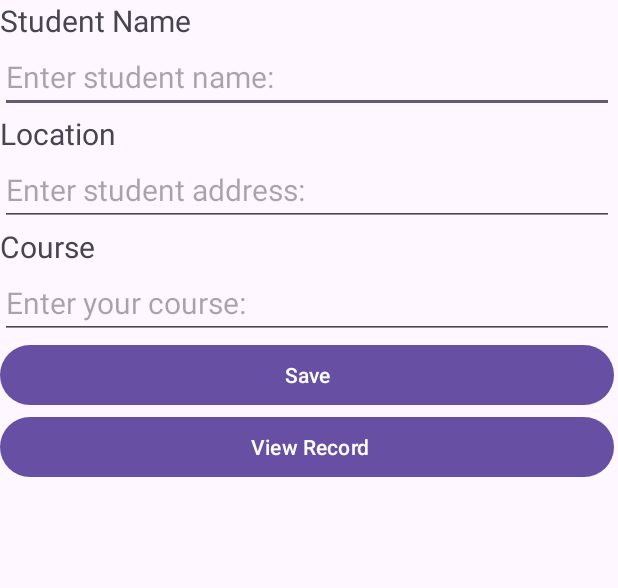
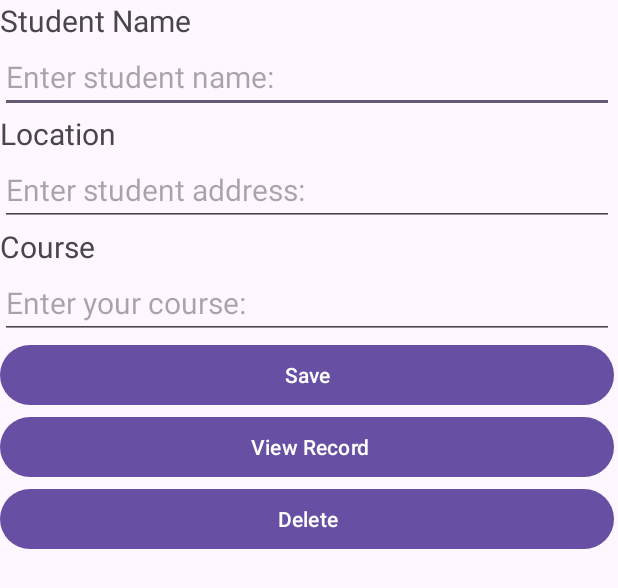
Before and after one commit to mdonnamadeline/SQliteAndriodStudioDemo, an Android app: the layout activity_main.xml on its own in the app's theme, with its tools: preview values and no code run, on a phone screen of 412 x 824 dp. Shown: the top 588 px of the screen. Run offline under Robolectric (Android 15) with nearby library versions, the phone set to English and light mode, and no system bars.

Commit message:
added delete button and it will ask the user using open dialog

```diff
--- a/app/src/main/res/layout/activity_main.xml
+++ b/app/src/main/res/layout/activity_main.xml
@@ -72,5 +72,11 @@
             android:layout_width="match_parent"
             android:layout_height="wrap_content"
             android:text=" View Record" />
+
+        <Button
+            android:id="@+id/btnDelete"
+            android:layout_width="match_parent"
+            android:layout_height="wrap_content"
+            android:text="Delete" />
     </LinearLayout>
 </androidx.constraintlayout.widget.ConstraintLayout>
```
Also changed, not shown: app/src/main/java/com/example/cc106demosqlite1/DBHandler.java (+6 -1 lines), app/src/main/java/com/example/cc106demosqlite1/MainActivity.java (+28 -1 lines).
